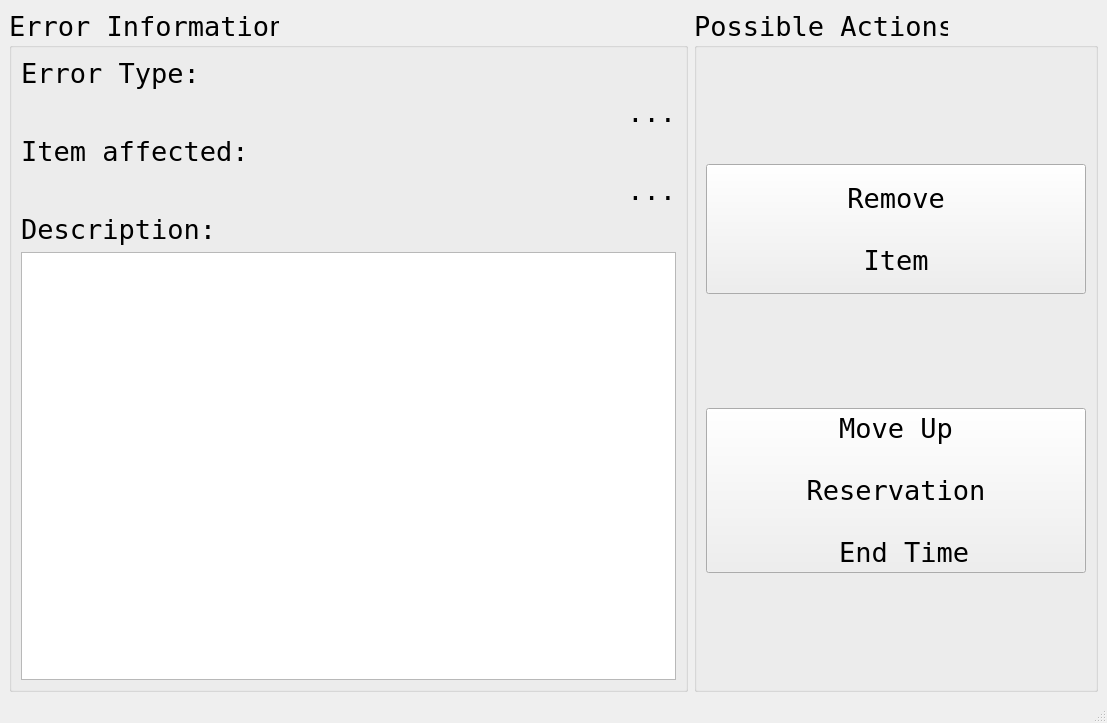
The window that QtInterface/windows/errorresolver.ui (LSSUHDTeam/Equip-IT) describes before a commit, drawn with Qt 5.
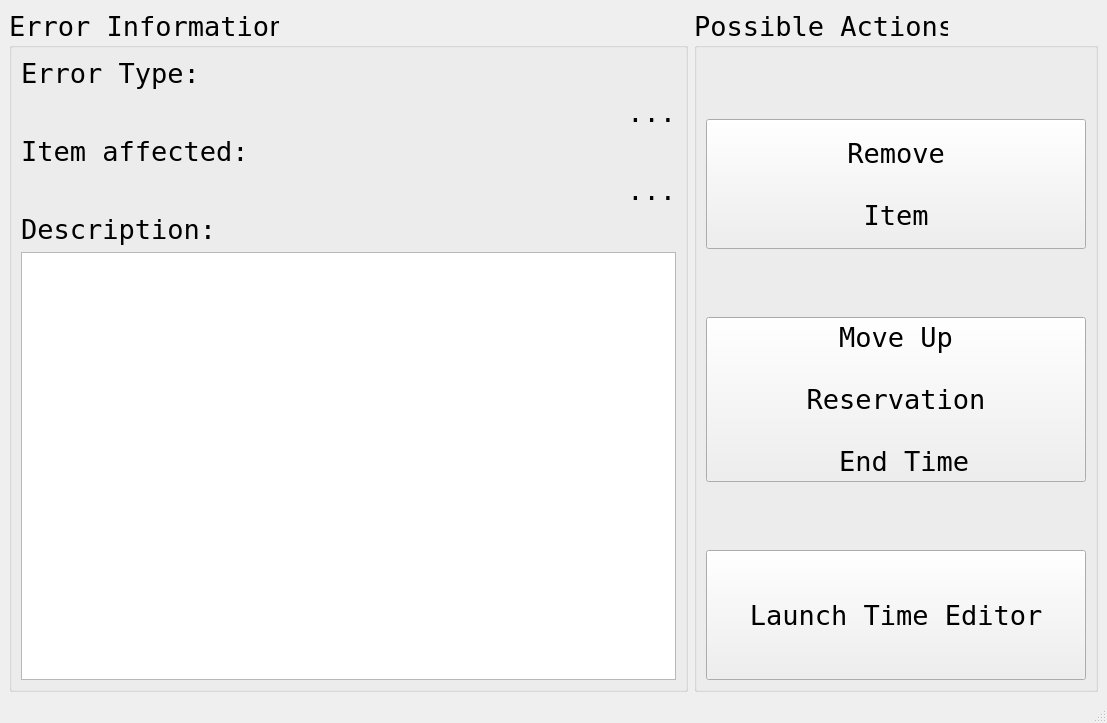
The same window after the commit.

```diff
--- a/QtInterface/windows/errorresolver.ui
+++ b/QtInterface/windows/errorresolver.ui
@@ -205,6 +205,19 @@
          </property>
         </spacer>
        </item>
+       <item>
+        <widget class="QPushButton" name="timeEditButton">
+         <property name="minimumSize">
+          <size>
+           <width>380</width>
+           <height>130</height>
+          </size>
+         </property>
+         <property name="text">
+          <string>Launch Time Editor</string>
+         </property>
+        </widget>
+       </item>
       </layout>
      </widget>
     </item>
```
